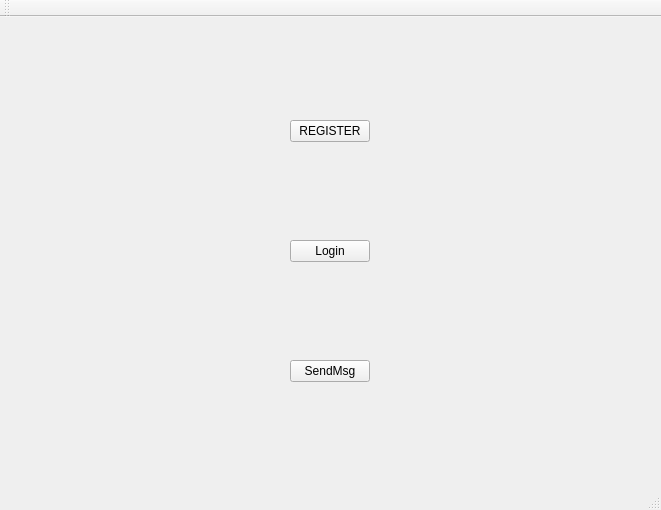
Above: mainwindow.ui from GDDG08/OwlChat_ApiUtils before the change. Below: the same form after it.
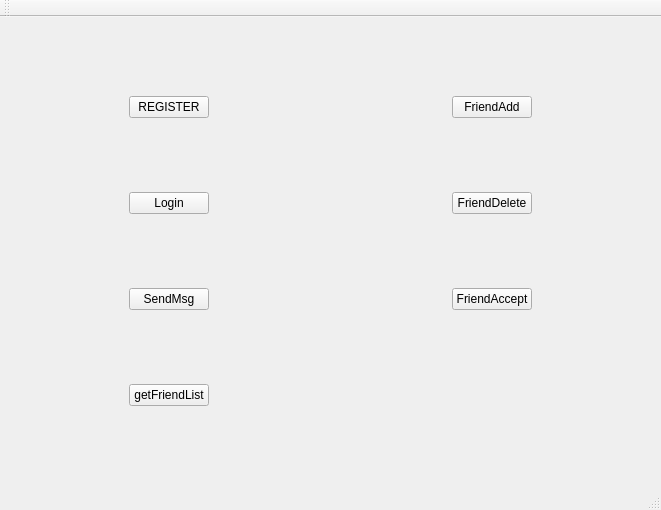
That is the form after the change.

Commit message: Friend list add delete request accept

Patch:
```diff
--- a/mainwindow.ui
+++ b/mainwindow.ui
@@ -14,34 +14,8 @@
    <string>MainWindow</string>
   </property>
   <widget class="QWidget" name="centralWidget">
-   <layout class="QVBoxLayout" name="verticalLayout">
-    <item alignment="Qt::AlignHCenter">
-     <widget class="QPushButton" name="pushButton_2">
-      <property name="sizePolicy">
-       <sizepolicy hsizetype="Fixed" vsizetype="Fixed">
-        <horstretch>0</horstretch>
-        <verstretch>0</verstretch>
-       </sizepolicy>
-      </property>
-      <property name="text">
-       <string>REGISTER</string>
-      </property>
-     </widget>
-    </item>
-    <item alignment="Qt::AlignHCenter">
-     <widget class="QPushButton" name="pushButton">
-      <property name="sizePolicy">
-       <sizepolicy hsizetype="Fixed" vsizetype="Fixed">
-        <horstretch>0</horstretch>
-        <verstretch>0</verstretch>
-       </sizepolicy>
-      </property>
-      <property name="text">
-       <string>Login</string>
-      </property>
-     </widget>
-    </item>
-    <item alignment="Qt::AlignHCenter">
+   <layout class="QGridLayout" name="gridLayout">
+    <item row="2" column="0" alignment="Qt::AlignHCenter">
      <widget class="QPushButton" name="pushButton_3">
       <property name="sizePolicy">
        <sizepolicy hsizetype="Fixed" vsizetype="Fixed">
@@ -54,6 +28,84 @@
       </property>
      </widget>
     </item>
+    <item row="1" column="0" alignment="Qt::AlignHCenter">
+     <widget class="QPushButton" name="pushButton">
+      <property name="sizePolicy">
+       <sizepolicy hsizetype="Fixed" vsizetype="Fixed">
+        <horstretch>0</horstretch>
+        <verstretch>0</verstretch>
+       </sizepolicy>
+      </property>
+      <property name="text">
+       <string>Login</string>
+      </property>
+     </widget>
+    </item>
+    <item row="3" column="0" alignment="Qt::AlignHCenter">
+     <widget class="QPushButton" name="pushButton_4">
+      <property name="sizePolicy">
+       <sizepolicy hsizetype="Fixed" vsizetype="Fixed">
+        <horstretch>0</horstretch>
+        <verstretch>0</verstretch>
+       </sizepolicy>
+      </property>
+      <property name="text">
+       <string>getFriendList</string>
+      </property>
+     </widget>
+    </item>
+    <item row="0" column="0" alignment="Qt::AlignHCenter">
+     <widget class="QPushButton" name="pushButton_2">
+      <property name="sizePolicy">
+       <sizepolicy hsizetype="Fixed" vsizetype="Fixed">
+        <horstretch>0</horstretch>
+        <verstretch>0</verstretch>
+       </sizepolicy>
+      </property>
+      <property name="text">
+       <string>REGISTER</string>
+      </property>
+     </widget>
+    </item>
+    <item row="0" column="1" alignment="Qt::AlignHCenter">
+     <widget class="QPushButton" name="pushButton_5">
+      <property name="sizePolicy">
+       <sizepolicy hsizetype="Fixed" vsizetype="Fixed">
+        <horstretch>0</horstretch>
+        <verstretch>0</verstretch>
+       </sizepolicy>
+      </property>
+      <property name="text">
+       <string>FriendAdd</string>
+      </property>
+     </widget>
+    </item>
+    <item row="1" column="1" alignment="Qt::AlignHCenter">
+     <widget class="QPushButton" name="pushButton_6">
+      <property name="sizePolicy">
+       <sizepolicy hsizetype="Fixed" vsizetype="Fixed">
+        <horstretch>0</horstretch>
+        <verstretch>0</verstretch>
+       </sizepolicy>
+      </property>
+      <property name="text">
+       <string>FriendDelete</string>
+      </property>
+     </widget>
+    </item>
+    <item row="2" column="1" alignment="Qt::AlignHCenter">
+     <widget class="QPushButton" name="pushButton_7">
+      <property name="sizePolicy">
+       <sizepolicy hsizetype="Fixed" vsizetype="Fixed">
+        <horstretch>0</horstretch>
+        <verstretch>0</verstretch>
+       </sizepolicy>
+      </property>
+      <property name="text">
+       <string>FriendAccept</string>
+      </property>
+     </widget>
+    </item>
    </layout>
   </widget>
   <widget class="QMenuBar" name="menuBar">
```
Left out of the diff: 2 changed lines with no effect on the pictures. The commit also changes 9 other files.
